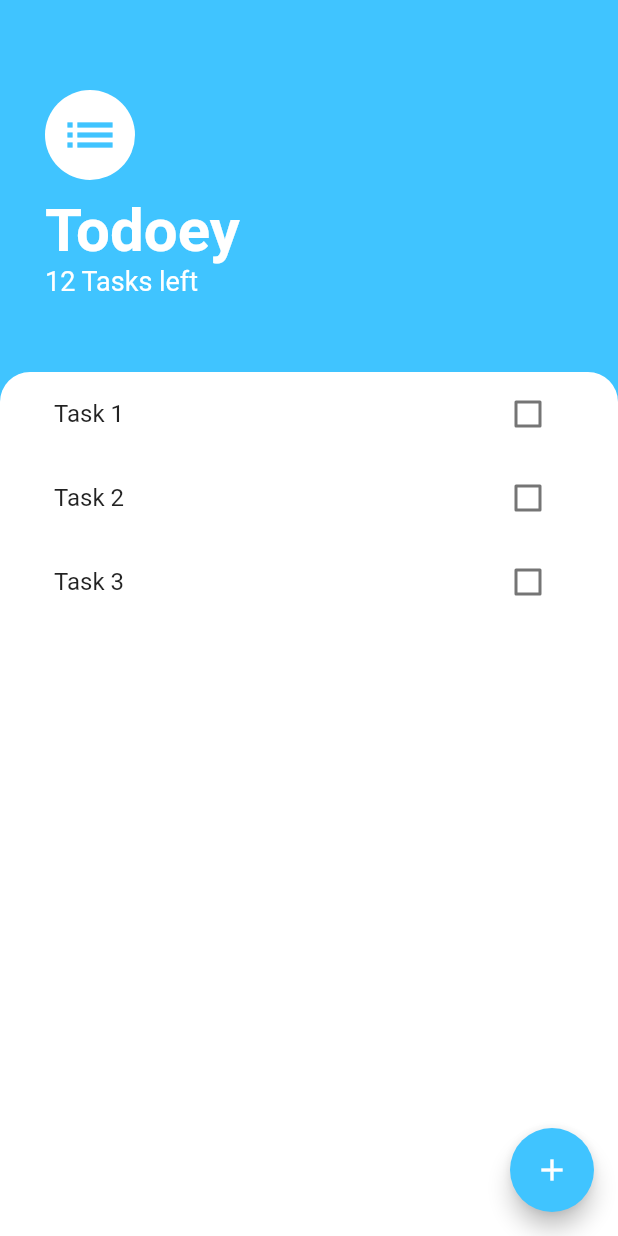
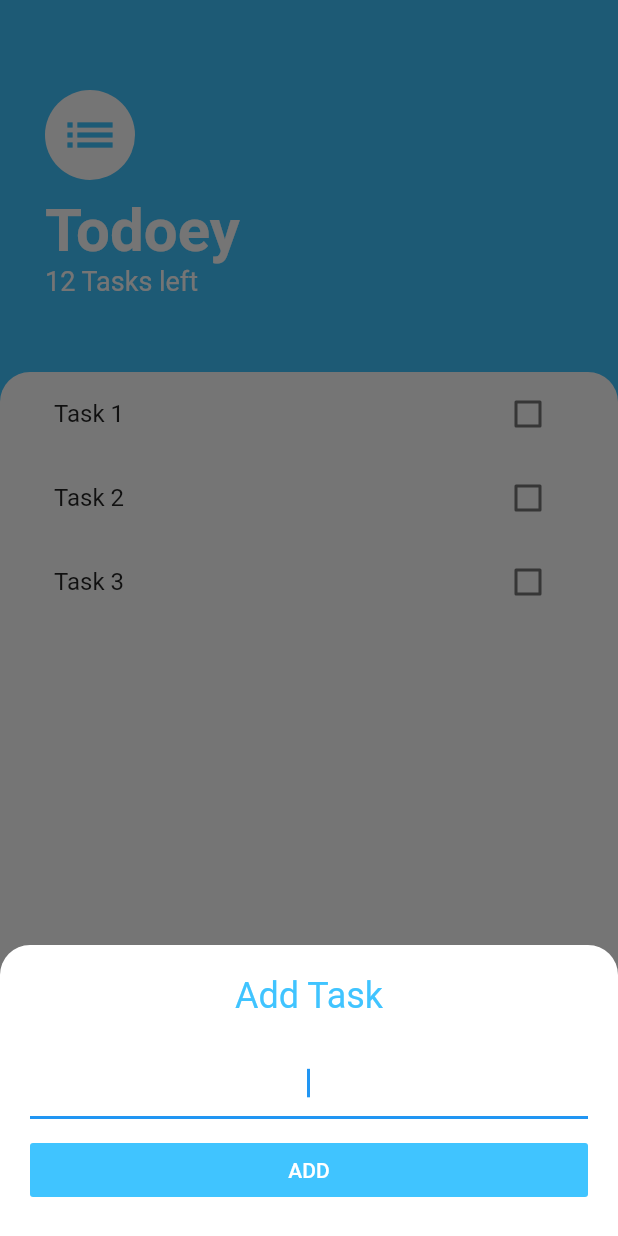
Before and after one commit to Stevemaster92/flutter-todoey, a Flutter app: the screen it shows after launch, after a tap on the "add" icon, on a phone screen of 412 x 824 dp. Run offline on Flutter 3.47's test engine with Material 2 defaults, Android fonts, the phone set to English and light mode, and no system bars.

Commit message:
Add bottom sheet

```diff
--- /dev/null
+++ b/lib/screens/add_task_screen.dart
@@ -0,0 +1,35 @@
+import 'package:flutter/material.dart';
+
+class AddTaskScreen extends StatelessWidget {
+  @override
+  Widget build(BuildContext context) {
+    return Container(
+      color: Color(0xff757575),
+      child: Container(
+        decoration: BoxDecoration(
+          color: Colors.white,
+          borderRadius: BorderRadius.only(topLeft: Radius.circular(20.0), topRight: Radius.circular(20.0)),
+        ),
+        padding: EdgeInsets.all(20.0),
+        child: Column(
+          crossAxisAlignment: CrossAxisAlignment.stretch,
+          children: [
+            Text(
+              "Add Task",
+              textAlign: TextAlign.center,
+              style: TextStyle(fontSize: 24.0, color: Colors.lightBlueAccent),
+            ),
+            SizedBox(height: 20.0),
+            TextField(autofocus: true, textAlign: TextAlign.center),
+            SizedBox(height: 10.0),
+            FlatButton(
+              onPressed: () {},
+              child: Text("ADD", style: TextStyle(color: Colors.white)),
+              color: Colors.lightBlueAccent,
+            )
+          ],
+        ),
+      ),
+    );
+  }
+}
--- a/lib/screens/tasks_screen.dart
+++ b/lib/screens/tasks_screen.dart
@@ -1,4 +1,5 @@
 import 'package:flutter/material.dart';
+import 'package:flutter_todoey/screens/add_task_screen.dart';
 import 'package:flutter_todoey/widgets/task_tile.dart';
 
 class TasksScreen extends StatelessWidget {
@@ -9,7 +10,16 @@ class TasksScreen extends StatelessWidget {
       floatingActionButton: FloatingActionButton(
         backgroundColor: Colors.lightBlueAccent,
         child: Icon(Icons.add),
-        onPressed: () {},
+        onPressed: () => showModalBottomSheet(
+          context: context,
+          isScrollControlled: true,
+          builder: (context) => SingleChildScrollView(
+            child: Container(
+              padding: EdgeInsets.only(bottom: MediaQuery.of(context).viewInsets.bottom),
+              child: AddTaskScreen(),
+            ),
+          ),
+        ),
       ),
       body: Column(
         crossAxisAlignment: CrossAxisAlignment.start,
```
